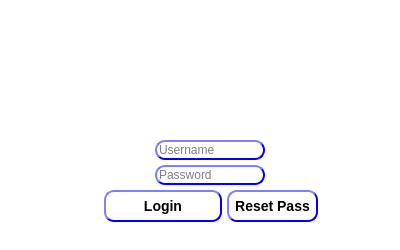
This is presentation/main_login_ui/login.ui in shymaa123456/HyperPOS2020 as Qt 5 draws it before an edit. The edited form follows.
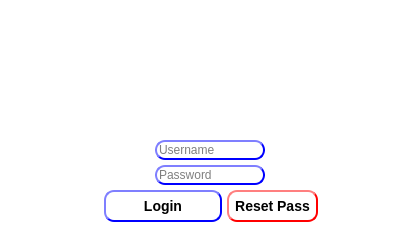
This is the edited form. Icons and pictures are not drawn.

Commit message: finish ehab comments

```diff
--- a/presentation/main_login_ui/login.ui
+++ b/presentation/main_login_ui/login.ui
@@ -234,7 +234,7 @@
                                         border-style: outset;
                                         border-width: 2px;
                                         border-radius: 10px;
-                                        border-color: blue;
+                                        border-color: red;
                                         font: bold 14px;
                                         min-width: 6em;
                                          padding: 6px;
```
